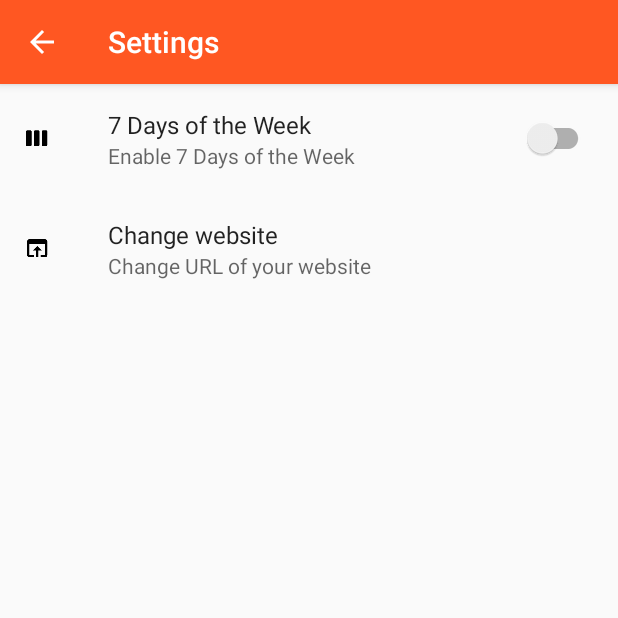
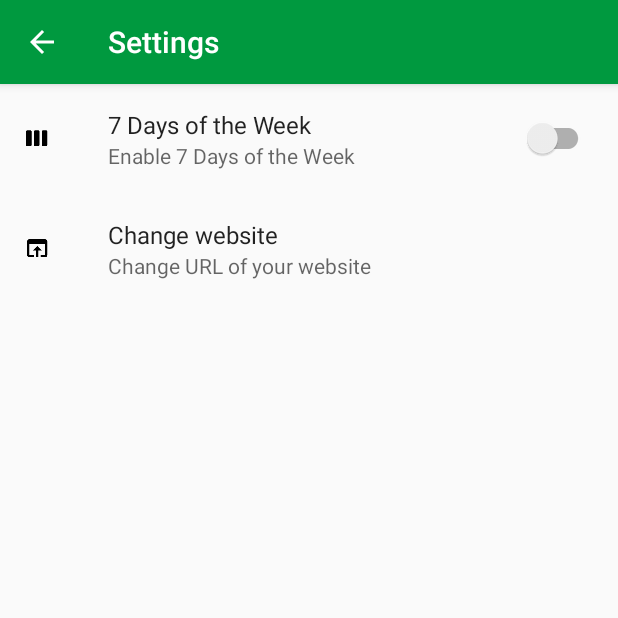
Before and after one commit to diainj/TimeTableProject, an Android app: the screen it shows after launch (SettingsActivity), in the options menu, after a tap on "Settings", on a phone screen of 412 x 824 dp, the top half of it. Run offline under Robolectric (Android 15) with nearby library versions, the phone set to English and light mode, and no system bars; our stand-ins replace androidx.preference; libraries missing offline, so code that uses them is left out: org.xdty.preference; Roboto replaces fonts that are not available here.

Commit message:
Merge branch 'master' of https://github.com/hoiyeelee/TimeTableProject into Pat
 Conflicts:
	.gradle/6.1.1/executionHistory/executionHistory.bin
	.gradle/6.1.1/executionHistory/executionHistory.lock
                       	.gradle/6.1.1/fileHashes/fileHashes.bin
                       	.gradle/6.1.1/fileHashes/fileHashes.lock
                       	.gradle/6.1.1/fileHashes/resourceHashesCache.bin
                       	.gradle/6.1.1/javaCompile/classAnalysis.bin
                       	.gradle/6.1.1/javaCompile/jarAnalysis.bin
                       	.gradle/6.1.1/javaCompile/javaCompile.lock
                       	.gradle/6.1.1/javaCompile/taskHistory.bin
                       	.gradle/buildOutputCleanup/buildOutputCleanup.lock
                       	.idea/modules/app/app.iml
                       	.idea/workspace.xml

```diff
--- a/app/src/main/res/values/colors.xml
+++ b/app/src/main/res/values/colors.xml
@@ -1,8 +1,8 @@
 <?xml version="1.0" encoding="utf-8"?>
 <resources>
-    <color name="colorPrimary">#FF5722</color>
-    <color name="colorPrimaryDark">#1976D2</color>
-    <color name="colorAccent">#03A9F4</color>
+    <color name="colorPrimary">#00993F</color>
+    <color name="colorPrimaryDark">#006A2C</color>
+    <color name="colorAccent">#00BC4D</color>
 
     <color name="colorPrimarySplash">#00C853</color>
     <color name="colorPrimaryDarkSplash">#00993F</color>
```
